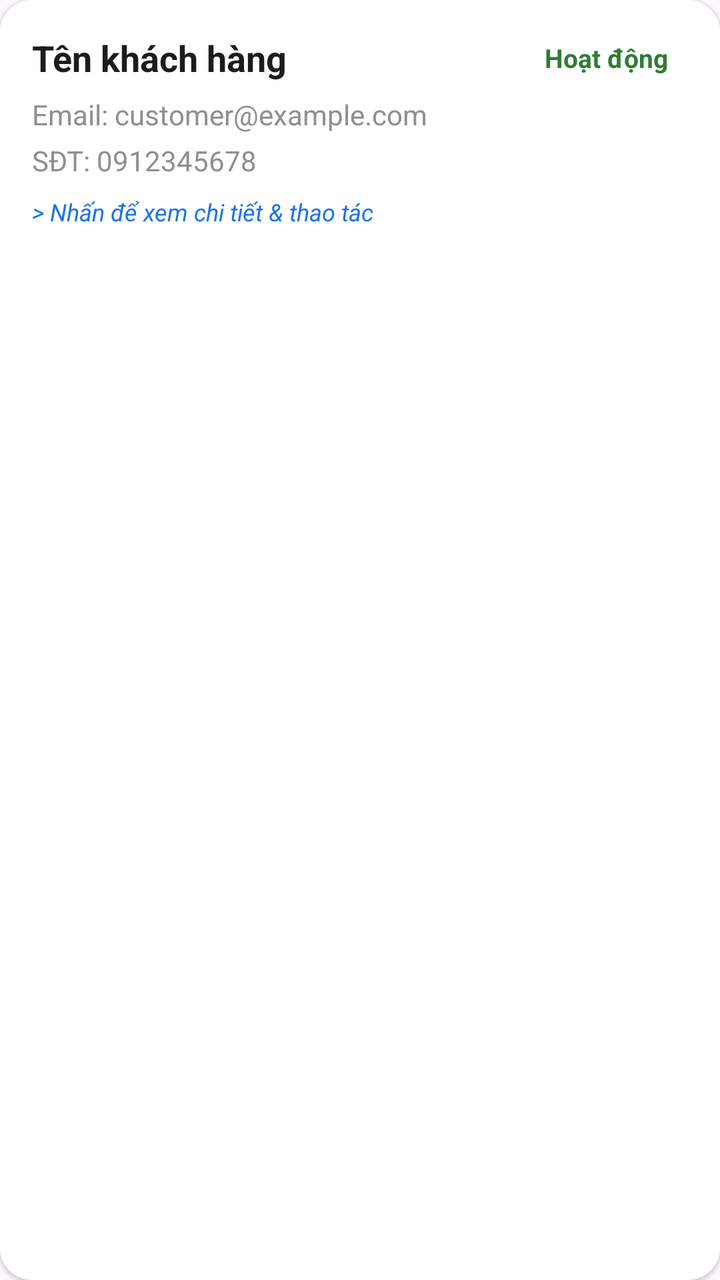
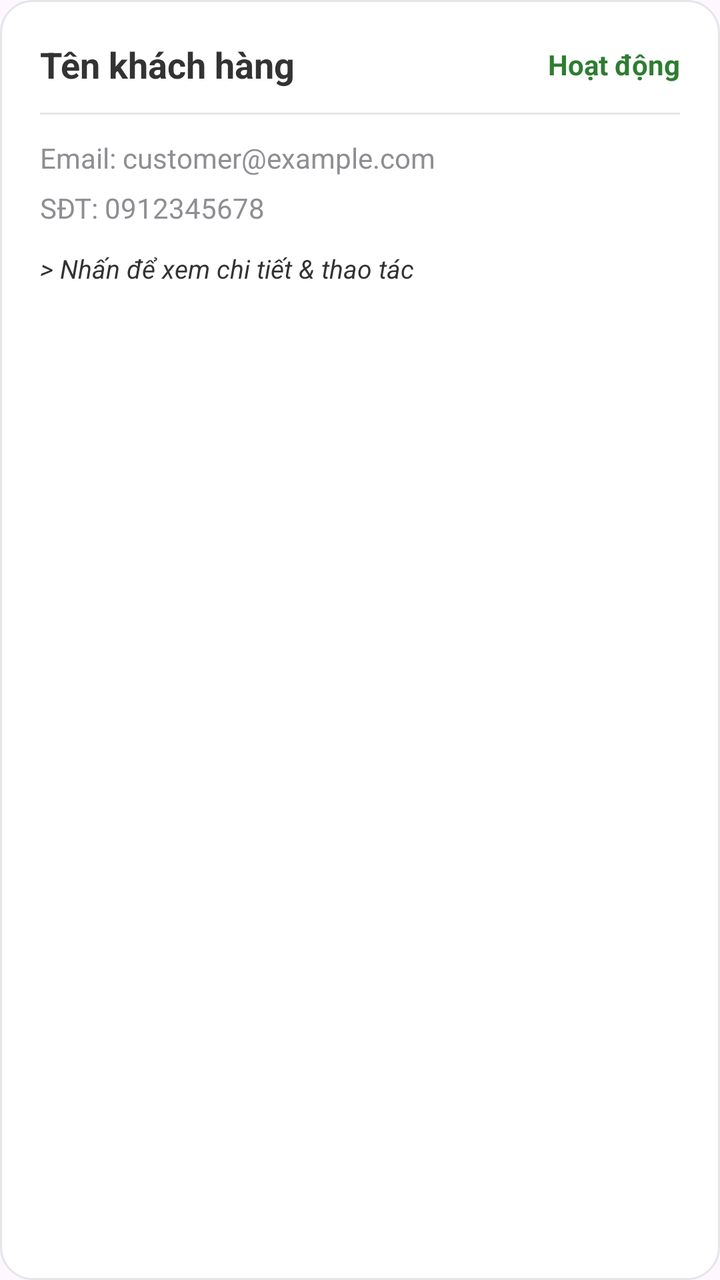

Before-and-after screenshots of an Android layout around one commit, followed by the original layout XML and the change that was made.
<!-- AndroidManifest.xml: application theme Theme.MobileDeviceStoreTDMU -->
<!-- res/layout/item_quan_ly_tai_khoan.xml -->
<?xml version="1.0" encoding="utf-8"?>
<LinearLayout xmlns:android="http://schemas.android.com/apk/res/android"
    android:layout_width="match_parent"
    android:layout_height="wrap_content"
    android:orientation="vertical"
    android:layout_marginHorizontal="16dp"
    android:layout_marginTop="12dp"
    android:background="@drawable/bg_card_modern"
    android:elevation="1dp"
    android:padding="16dp">

    <LinearLayout
        android:layout_width="match_parent"
        android:layout_height="wrap_content"
        android:gravity="center_vertical"
        android:orientation="horizontal">

        <TextView
            android:id="@+id/tvTenTKQuanLy"
            android:layout_width="0dp"
            android:layout_height="wrap_content"
            android:layout_weight="1"
            android:text="Tên khách hàng"
            android:textColor="#1C1C1C"
            android:textSize="18sp"
            android:textStyle="bold" />

        <TextView
            android:id="@+id/tvTrangThaiTKQuanLy"
            android:layout_width="wrap_content"
            android:layout_height="wrap_content"
            android:paddingHorizontal="10dp"
            android:paddingVertical="4dp"
            android:text="Hoạt động"
            android:textColor="#2E7D32"
            android:textSize="13sp"
            android:textStyle="bold" />
    </LinearLayout>

    <TextView
        android:id="@+id/tvEmailTKQuanLy"
        android:layout_width="match_parent"
        android:layout_height="wrap_content"
        android:layout_marginTop="6dp"
        android:text="Email: customer@example.com"
        android:textColor="#8E8E93"
        android:textSize="14sp" />

    <TextView
        android:id="@+id/tvSdtTKQuanLy"
        android:layout_width="match_parent"
        android:layout_height="wrap_content"
        android:layout_marginTop="4dp"
        android:text="SĐT: 0912345678"
        android:textColor="#8E8E93"
        android:textSize="14sp" />

    <TextView
        android:layout_width="match_parent"
        android:layout_height="wrap_content"
        android:layout_marginTop="8dp"
        android:text="> Nhấn để xem chi tiết &amp; thao tác"
        android:textColor="#1A73E8"
        android:textSize="12sp"
        android:textStyle="italic" />

</LinearLayout>
<!-- resources referenced by this layout -->
<resources>
  <!-- drawable bg_card_modern (drawable) -->
  <?xml version="1.0" encoding="utf-8"?>
  <shape xmlns:android="http://schemas.android.com/apk/res/android"
      android:shape="rectangle">
      <solid android:color="#FFFFFF" />
      <corners android:radius="16dp" />
  </shape>
  <style name="Theme.MobileDeviceStoreTDMU" parent="Base.Theme.MobileDeviceStoreTDMU" />
  <style name="Base.Theme.MobileDeviceStoreTDMU" parent="Theme.Material3.DayNight.NoActionBar">
          
          
      </style>
</resources>

<!-- the commit's change to res/layout/item_quan_ly_tai_khoan.xml (unified diff, before → after) -->
@@ -4,10 +4,10 @@
     android:layout_height="wrap_content"
     android:orientation="vertical"
     android:layout_marginHorizontal="16dp"
-    android:layout_marginTop="12dp"
+    android:layout_marginTop="16dp"
     android:background="@drawable/bg_card_modern"
-    android:elevation="1dp"
-    android:padding="16dp">
+    android:elevation="0dp"
+    android:padding="20dp">
 
     <LinearLayout
         android:layout_width="match_parent"
@@ -21,7 +21,7 @@
             android:layout_height="wrap_content"
             android:layout_weight="1"
             android:text="Tên khách hàng"
-            android:textColor="#1C1C1C"
+            android:textColor="@color/text_primary"
             android:textSize="18sp"
             android:textStyle="bold" />
 
@@ -29,39 +29,43 @@
             android:id="@+id/tvTrangThaiTKQuanLy"
             android:layout_width="wrap_content"
             android:layout_height="wrap_content"
-            android:paddingHorizontal="10dp"
-            android:paddingVertical="4dp"
             android:text="Hoạt động"
             android:textColor="#2E7D32"
-            android:textSize="13sp"
+            android:textSize="14sp"
             android:textStyle="bold" />
     </LinearLayout>
+
+    <View
+        android:layout_width="match_parent"
+        android:layout_height="1dp"
+        android:background="@color/stroke_light"
+        android:layout_marginTop="12dp"
+        android:layout_marginBottom="12dp" />
 
     <TextView
         android:id="@+id/tvEmailTKQuanLy"
         android:layout_width="match_parent"
         android:layout_height="wrap_content"
-        android:layout_marginTop="6dp"
         android:text="Email: customer@example.com"
-        android:textColor="#8E8E93"
+        android:textColor="@color/text_secondary"
         android:textSize="14sp" />
 
     <TextView
         android:id="@+id/tvSdtTKQuanLy"
         android:layout_width="match_parent"
         android:layout_height="wrap_content"
-        android:layout_marginTop="4dp"
+        android:layout_marginTop="6dp"
         android:text="SĐT: 0912345678"
-        android:textColor="#8E8E93"
+        android:textColor="@color/text_secondary"
         android:textSize="14sp" />
 
     <TextView
         android:layout_width="match_parent"
         android:layout_height="wrap_content"
-        android:layout_marginTop="8dp"
+        android:layout_marginTop="12dp"
         android:text="> Nhấn để xem chi tiết &amp; thao tác"
-        android:textColor="#1A73E8"
-        android:textSize="12sp"
+        android:textColor="@color/text_primary"
+        android:textSize="13sp"
         android:textStyle="italic" />
 
 </LinearLayout>
<!-- resource entries referenced after the edit -->
@@ -1,13 +1,18 @@
 <!-- resources referenced by this layout -->
 <resources>
+  <color name="stroke_light">#E5E5EA</color>
+  <color name="text_primary">#333333</color>
+  <color name="text_secondary">#8E8E93</color>
   <!-- drawable bg_card_modern (drawable) -->
   <?xml version="1.0" encoding="utf-8"?>
   <shape xmlns:android="http://schemas.android.com/apk/res/android"
       android:shape="rectangle">
-      <solid android:color="#FFFFFF" />
+      <solid android:color="@color/bg_white" />
       <corners android:radius="16dp" />
+      <stroke android:width="1dp" android:color="@color/stroke_light" />
   </shape>
   <style name="Theme.MobileDeviceStoreTDMU" parent="Base.Theme.MobileDeviceStoreTDMU" />
+  <color name="bg_white">#FFFFFF</color>
   <style name="Base.Theme.MobileDeviceStoreTDMU" parent="Theme.Material3.DayNight.NoActionBar">
           
           
